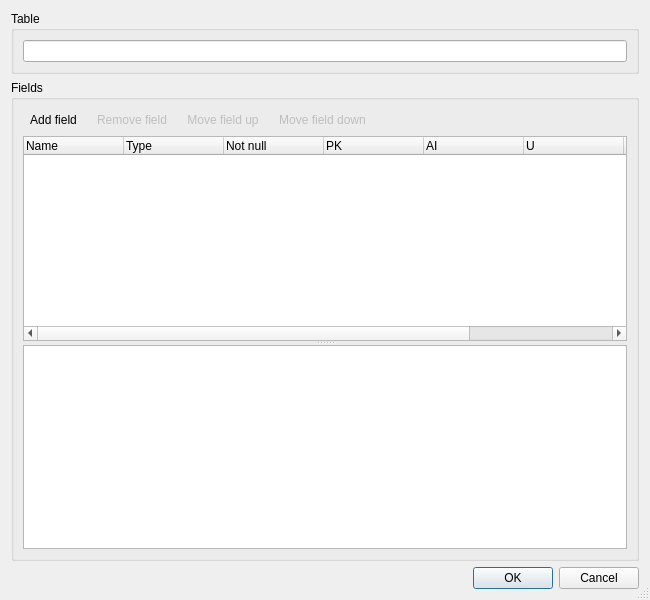
Old version of the form src/EditTableDialog.ui in the repository sqlitebrowser/sqlitebrowser.
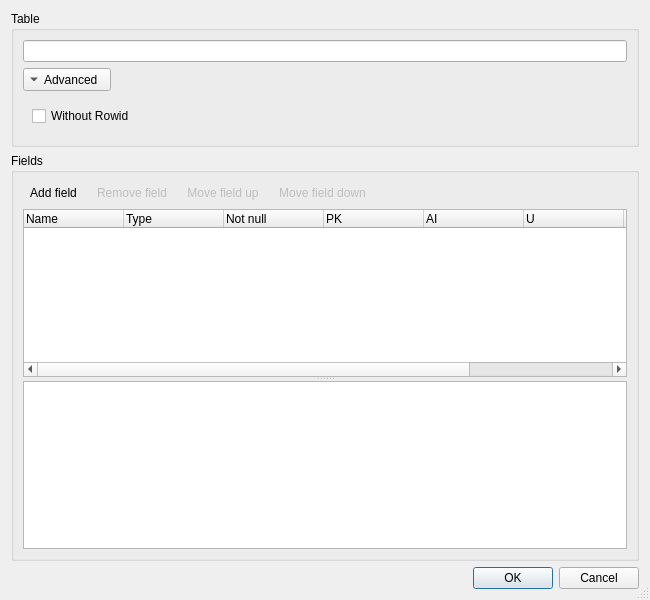
New version of the form. Icons and pictures are not drawn.

Commit message:
EditTableDialog: Add without rowid checkbox
Add a checkbox for setting the 'WITHOUT rowid' flag in the
EditTableDialog. All functionality concerning the checkbox is
implemented by this commit with one exception: Setting/unsetting the
flag on an existing table won't perform any changes yet.

See issue #51.

Diff of the .ui file:
```diff
--- a/src/EditTableDialog.ui
+++ b/src/EditTableDialog.ui
@@ -37,6 +37,38 @@
         </property>
        </widget>
       </item>
+      <item>
+       <widget class="QToolButton" name="buttonMore">
+        <property name="text">
+         <string>Advanced</string>
+        </property>
+        <property name="checkable">
+         <bool>true</bool>
+        </property>
+        <property name="toolButtonStyle">
+         <enum>Qt::ToolButtonTextBesideIcon</enum>
+        </property>
+        <property name="arrowType">
+         <enum>Qt::DownArrow</enum>
+        </property>
+       </widget>
+      </item>
+      <item>
+       <widget class="QWidget" name="widgetExtension" native="true">
+        <layout class="QVBoxLayout" name="verticalLayout_5">
+         <item>
+          <widget class="QCheckBox" name="checkWithoutRowid">
+           <property name="toolTip">
+            <string>Make this a 'WITHOUT rowid' table. Setting this flag requires a field of type INTEGER with the primary key flag set and the auto increment flag unset.</string>
+           </property>
+           <property name="text">
+            <string>Without Rowid</string>
+           </property>
+          </widget>
+         </item>
+        </layout>
+       </widget>
+      </item>
      </layout>
     </widget>
    </item>
```
Left out of the diff: 68 changed lines with no effect on the pictures. The commit also changes 2 other files.
